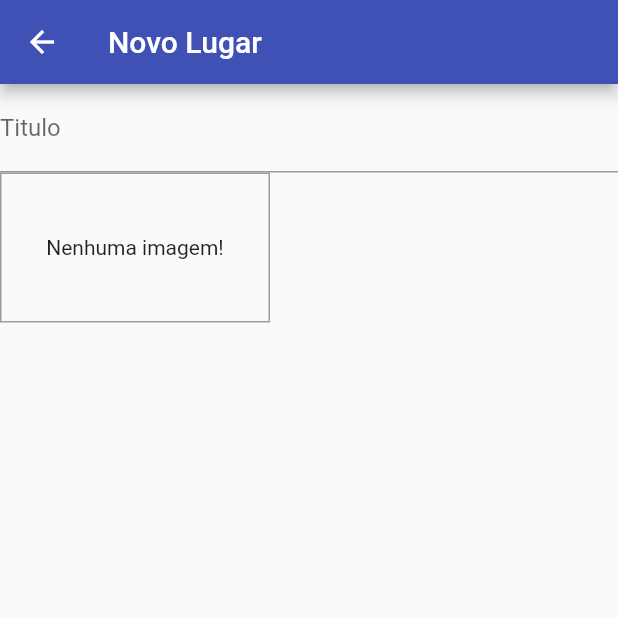
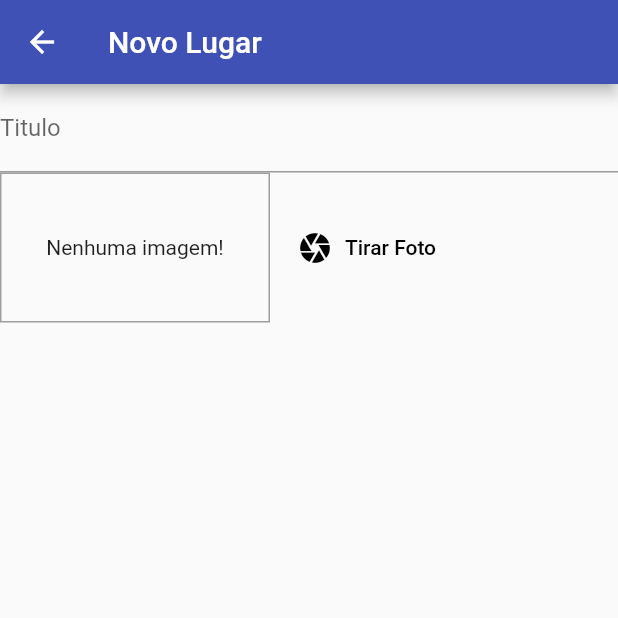
Before and after one commit to lucianopalhares/camap_bd_flutter, a Flutter app: the PlaceFormScreen screen opened by its route, on a phone screen of 412 x 824 dp, the top half of it. Run offline on Flutter 3.47's test engine with Material 2 defaults, Android fonts, the light colour scheme and no system bars.

Commit message:
campo botao de imagem no input do place form

```diff
--- a/lib/widgets/image_input.dart
+++ b/lib/widgets/image_input.dart
@@ -26,6 +26,16 @@ class _ImageInputState extends State<ImageInput> {
           child: Text('Nenhuma imagem!'),
         ),
         SizedBox(width: 10,),
+        TextButton.icon(
+          onPressed: () {
+
+          },
+          icon: Icon(Icons.camera),
+          label: Text('Tirar Foto'),
+          style: TextButton.styleFrom(
+            primary: Colors.black
+          )
+        )
       ]
     );
   }
```
